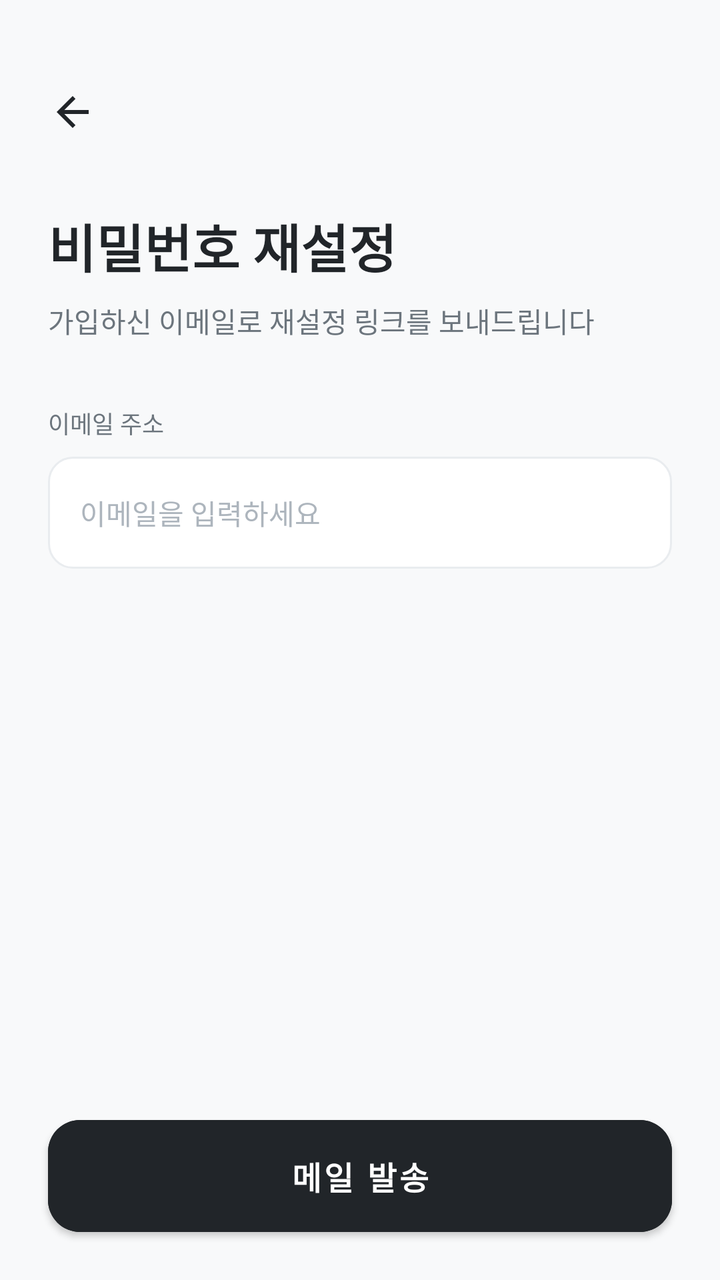
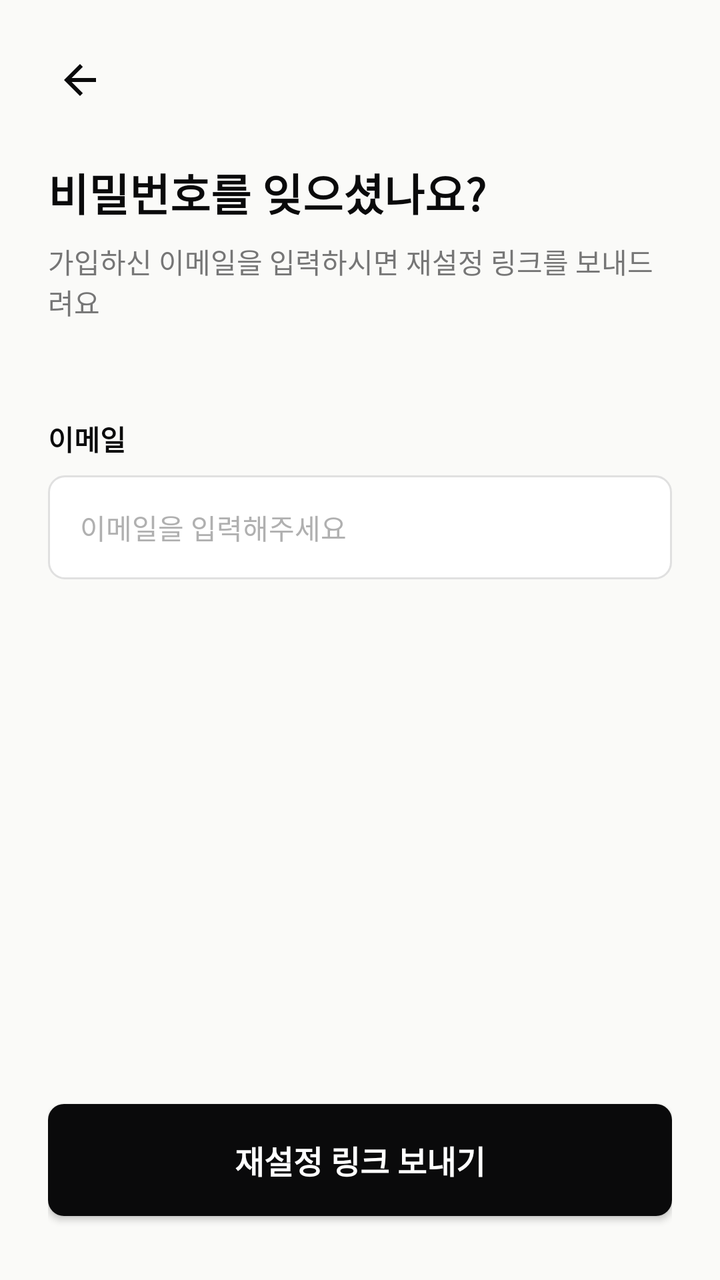

Two renders of the same Android screen: before a commit and after it. Below are the layout's source before the change and the commit's diff.
<!-- AndroidManifest.xml: application theme Theme.WHSAfterMate -->
<!-- res/layout/fragment_reset_password.xml -->
<?xml version="1.0" encoding="utf-8"?>
<FrameLayout xmlns:android="http://schemas.android.com/apk/res/android"
    xmlns:app="http://schemas.android.com/apk/res-auto"
    android:layout_width="match_parent"
    android:layout_height="match_parent"
    android:background="@color/background_gray">

    <androidx.constraintlayout.widget.ConstraintLayout
        android:layout_width="match_parent"
        android:layout_height="match_parent">

        <ScrollView
            android:layout_width="match_parent"
            android:layout_height="0dp"
            android:fillViewport="true"
            app:layout_constraintBottom_toTopOf="@+id/btnSendResetLink"
            app:layout_constraintTop_toTopOf="parent">

            <LinearLayout
                android:layout_width="match_parent"
                android:layout_height="wrap_content"
                android:orientation="vertical"
                android:padding="24dp">

                <ImageView
                    android:id="@+id/btnBack"
                    android:layout_width="48dp"
                    android:layout_height="48dp"
                    android:layout_marginTop="8dp"
                    android:layout_marginStart="-12dp"
                    android:padding="12dp"
                    android:background="?attr/selectableItemBackgroundBorderless"
                    android:clickable="true"
                    android:focusable="true"
                    android:src="@drawable/ic_arrow_back"
                    app:tint="@color/text_primary"
                    android:contentDescription="@string/app_name" />

                <TextView
                    android:layout_width="wrap_content"
                    android:layout_height="wrap_content"
                    android:layout_marginTop="24dp"
                    android:text="@string/reset_password_title"
                    android:textColor="@color/text_primary"
                    android:textSize="26sp"
                    android:textStyle="bold" />

                <TextView
                    android:layout_width="wrap_content"
                    android:layout_height="wrap_content"
                    android:layout_marginTop="8dp"
                    android:text="@string/reset_password_subtitle"
                    android:textColor="@color/text_secondary"
                    android:textSize="14sp" />

                <TextView
                    android:layout_width="wrap_content"
                    android:layout_height="wrap_content"
                    android:layout_marginTop="32dp"
                    android:text="@string/label_email"
                    android:textColor="@color/text_secondary"
                    android:textSize="12sp" />

                <EditText
                    android:id="@+id/etResetEmail"
                    android:layout_width="match_parent"
                    android:layout_height="56dp"
                    android:layout_marginTop="8dp"
                    android:background="@drawable/bg_login_input"
                    android:hint="@string/hint_email"
                    android:inputType="textEmailAddress"
                    android:paddingHorizontal="16dp"
                    android:textColor="@color/text_primary"
                    android:textColorHint="@color/input_hint"
                    android:textSize="14sp"
                    android:importantForAutofill="no" />

            </LinearLayout>
        </ScrollView>

        <com.google.android.material.button.MaterialButton
            android:id="@+id/btnSendResetLink"
            android:layout_width="match_parent"
            android:layout_height="56dp"
            android:layout_margin="24dp"
            android:backgroundTint="@color/text_primary"
            android:insetTop="0dp"
            android:insetBottom="0dp"
            android:text="@string/reset_password_button"
            android:textColor="@color/white"
            android:textSize="16sp"
            android:textStyle="bold"
            app:cornerRadius="16dp"
            app:layout_constraintBottom_toBottomOf="parent" />

    </androidx.constraintlayout.widget.ConstraintLayout>

    <ProgressBar
        android:id="@+id/pbResetLoading"
        android:layout_width="wrap_content"
        android:layout_height="wrap_content"
        android:layout_gravity="center"
        android:visibility="gone" />

</FrameLayout>
<!-- resources referenced by this layout -->
<resources>
  <color name="background_gray">#F8F9FA</color>
  <color name="input_hint">#ADB5BD</color>
  <color name="text_primary">#212529</color>
  <color name="text_secondary">#6C757D</color>
  <color name="white">#FFFFFFFF</color>
  <!-- drawable bg_login_input (drawable) -->
  <?xml version="1.0" encoding="utf-8"?>
  <shape xmlns:android="http://schemas.android.com/apk/res/android"
      android:shape="rectangle">
      <solid android:color="@color/white" />
      <corners android:radius="12dp" />
      <stroke
          android:width="1dp"
          android:color="#E9ECEF" />
  </shape>
  <!-- drawable ic_arrow_back (drawable) -->
  <vector xmlns:android="http://schemas.android.com/apk/res/android"
      android:width="24dp"
      android:height="24dp"
      android:viewportWidth="24"
      android:viewportHeight="24">
      <path
          android:fillColor="#000000"
          android:pathData="M20,11H7.83l5.59,-5.59L12,4l-8,8 8,8 1.41,-1.41L7.83,13H20v-2z" />
  </vector>
  <string name="app_name">WHS_After_Mate</string>
  <string name="hint_email">이메일을 입력하세요</string>
  <string name="label_email">이메일 주소</string>
  <string name="reset_password_button">메일 발송</string>
  <string name="reset_password_subtitle">가입하신 이메일로 재설정 링크를 보내드립니다</string>
  <string name="reset_password_title">비밀번호 재설정</string>
  <style name="Theme.WHSAfterMate" parent="Theme.MaterialComponents.DayNight.DarkActionBar">
          
          <item name="colorPrimary">@color/purple_500</item>
          <item name="colorPrimaryVariant">@color/purple_700</item>
          <item name="colorOnPrimary">@color/white</item>
          
          <item name="colorSecondary">@color/teal_200</item>
          <item name="colorSecondaryVariant">@color/teal_700</item>
          <item name="colorOnSecondary">@color/black</item>
          
          <item name="android:statusBarColor" tools:targetApi="l">?attr/colorPrimaryVariant</item>
      </style>
  <color name="purple_500">#FF6200EE</color>
  <color name="purple_700">#FF3700B3</color>
  <color name="teal_200">#FF03DAC5</color>
  <color name="teal_700">#FF018786</color>
  <color name="black">#FF000000</color>
</resources>

<!-- the commit's change to res/layout/fragment_reset_password.xml (unified diff, before → after) -->
@@ -1,105 +1,89 @@
 <?xml version="1.0" encoding="utf-8"?>
-<FrameLayout xmlns:android="http://schemas.android.com/apk/res/android"
+<androidx.constraintlayout.widget.ConstraintLayout xmlns:android="http://schemas.android.com/apk/res/android"
     xmlns:app="http://schemas.android.com/apk/res-auto"
+    xmlns:tools="http://schemas.android.com/tools"
     android:layout_width="match_parent"
     android:layout_height="match_parent"
-    android:background="@color/background_gray">
+    android:background="@color/background"
+    android:padding="24dp"
+    tools:context=".ui.auth.ResetPasswordFragment">
 
-    <androidx.constraintlayout.widget.ConstraintLayout
-        android:layout_width="match_parent"
-        android:layout_height="match_parent">
-
-        <ScrollView
-            android:layout_width="match_parent"
-            android:layout_height="0dp"
-            android:fillViewport="true"
-            app:layout_constraintBottom_toTopOf="@+id/btnSendResetLink"
-            app:layout_constraintTop_toTopOf="parent">
-
-            <LinearLayout
-                android:layout_width="match_parent"
-                android:layout_height="wrap_content"
-                android:orientation="vertical"
-                android:padding="24dp">
-
-                <ImageView
-                    android:id="@+id/btnBack"
-                    android:layout_width="48dp"
-                    android:layout_height="48dp"
-                    android:layout_marginTop="8dp"
-                    android:layout_marginStart="-12dp"
-                    android:padding="12dp"
-                    android:background="?attr/selectableItemBackgroundBorderless"
-                    android:clickable="true"
-                    android:focusable="true"
-                    android:src="@drawable/ic_arrow_back"
-                    app:tint="@color/text_primary"
-                    android:contentDescription="@string/app_name" />
-
-                <TextView
-                    android:layout_width="wrap_content"
-                    android:layout_height="wrap_content"
-                    android:layout_marginTop="24dp"
-                    android:text="@string/reset_password_title"
-                    android:textColor="@color/text_primary"
-                    android:textSize="26sp"
-                    android:textStyle="bold" />
-
-                <TextView
-                    android:layout_width="wrap_content"
-                    android:layout_height="wrap_content"
-                    android:layout_marginTop="8dp"
-                    android:text="@string/reset_password_subtitle"
-                    android:textColor="@color/text_secondary"
-                    android:textSize="14sp" />
-
-                <TextView
-                    android:layout_width="wrap_content"
-                    android:layout_height="wrap_content"
-                    android:layout_marginTop="32dp"
-                    android:text="@string/label_email"
-                    android:textColor="@color/text_secondary"
-                    android:textSize="12sp" />
-
-                <EditText
-                    android:id="@+id/etResetEmail"
-                    android:layout_width="match_parent"
-                    android:layout_height="56dp"
-                    android:layout_marginTop="8dp"
-                    android:background="@drawable/bg_login_input"
-                    android:hint="@string/hint_email"
-                    android:inputType="textEmailAddress"
-                    android:paddingHorizontal="16dp"
-                    android:textColor="@color/text_primary"
-                    android:textColorHint="@color/input_hint"
-                    android:textSize="14sp"
-                    android:importantForAutofill="no" />
-
-            </LinearLayout>
-        </ScrollView>
-
-        <com.google.android.material.button.MaterialButton
-            android:id="@+id/btnSendResetLink"
-            android:layout_width="match_parent"
-            android:layout_height="56dp"
-            android:layout_margin="24dp"
-            android:backgroundTint="@color/text_primary"
-            android:insetTop="0dp"
-            android:insetBottom="0dp"
-            android:text="@string/reset_password_button"
-            android:textColor="@color/white"
-            android:textSize="16sp"
-            android:textStyle="bold"
-            app:cornerRadius="16dp"
-            app:layout_constraintBottom_toBottomOf="parent" />
-
-    </androidx.constraintlayout.widget.ConstraintLayout>
-
-    <ProgressBar
-        android:id="@+id/pbResetLoading"
+    
+    <ImageView
+        android:id="@+id/btnBack"
         android:layout_width="wrap_content"
         android:layout_height="wrap_content"
-        android:layout_gravity="center"
-        android:visibility="gone" />
+        android:src="@drawable/ic_back"
+        android:padding="4dp"
+        app:layout_constraintStart_toStartOf="parent"
+        app:layout_constraintTop_toTopOf="parent" />
 
-</FrameLayout>
+    
+    <TextView
+        android:id="@+id/tvTitle"
+        android:layout_width="wrap_content"
+        android:layout_height="wrap_content"
+        android:layout_marginTop="24dp"
+        android:text="비밀번호를 잊으셨나요?"
+        android:textColor="@color/whs_black"
+        android:textSize="22sp"
+        android:textStyle="bold"
+        app:layout_constraintStart_toStartOf="parent"
+        app:layout_constraintTop_toBottomOf="@id/btnBack" />
+
+    <TextView
+        android:id="@+id/tvSubtitle"
+        android:layout_width="0dp"
+        android:layout_height="wrap_content"
+        android:layout_marginTop="8dp"
+        android:text="가입하신 이메일을 입력하시면 재설정 링크를 보내드려요"
+        android:textColor="@color/gray_text_label"
+        android:textSize="14sp"
+        app:layout_constraintEnd_toEndOf="parent"
+        app:layout_constraintStart_toStartOf="parent"
+        app:layout_constraintTop_toBottomOf="@id/tvTitle" />
+
+    
+    <TextView
+        android:id="@+id/tvEmailLabel"
+        android:layout_width="wrap_content"
+        android:layout_height="wrap_content"
+        android:layout_marginTop="48dp"
+        android:text="이메일"
+        android:textColor="@color/whs_black"
+        android:textSize="14sp"
+        android:textStyle="bold"
+        app:layout_constraintStart_toStartOf="parent"
+        app:layout_constraintTop_toBottomOf="@id/tvSubtitle" />
+
+    <EditText
+        android:id="@+id/etEmail"
+        android:layout_width="0dp"
+        android:layout_height="52dp"
+        android:layout_marginTop="8dp"
+        android:background="@drawable/bg_edittext"
+        android:hint="이메일을 입력해주세요"
+        android:inputType="textEmailAddress"
+        android:paddingHorizontal="16dp"
+        android:textSize="14sp"
+        android:textColorHint="@color/gray_text_hint"
+        app:layout_constraintEnd_toEndOf="parent"
+        app:layout_constraintStart_toStartOf="parent"
+        app:layout_constraintTop_toBottomOf="@id/tvEmailLabel" />
+
+    
+    <androidx.appcompat.widget.AppCompatButton
+        android:id="@+id/btnSendResetLink"
+        android:layout_width="0dp"
+        android:layout_height="56dp"
+        android:layout_marginBottom="8dp"
+        android:background="@drawable/bg_button_black"
+        android:text="재설정 링크 보내기"
+        android:textColor="@color/white"
+        android:textSize="16sp"
+        android:textStyle="bold"
+        app:layout_constraintBottom_toBottomOf="parent"
+        app:layout_constraintEnd_toEndOf="parent"
+        app:layout_constraintStart_toStartOf="parent" />
+
+</androidx.constraintlayout.widget.ConstraintLayout>
<!-- resource entries referenced after the edit -->
@@ -1,36 +1,36 @@
 <!-- resources referenced by this layout -->
 <resources>
-  <color name="background_gray">#F8F9FA</color>
-  <color name="input_hint">#ADB5BD</color>
-  <color name="text_primary">#212529</color>
-  <color name="text_secondary">#6C757D</color>
+  <color name="background">#FAFAF8</color>
+  <color name="gray_text_hint">#B0B0B0</color>
+  <color name="gray_text_label">#767676</color>
   <color name="white">#FFFFFFFF</color>
-  <!-- drawable bg_login_input (drawable) -->
+  <color name="whs_black">#0A0A0B</color>
+  <!-- drawable bg_button_black (drawable) -->
   <?xml version="1.0" encoding="utf-8"?>
-  <shape xmlns:android="http://schemas.android.com/apk/res/android"
-      android:shape="rectangle">
+  <shape xmlns:android="http://schemas.android.com/apk/res/android">
+      <solid android:color="@color/whs_black" />
+      <corners android:radius="8dp" />
+  </shape>
+  <!-- drawable bg_edittext (drawable) -->
+  <?xml version="1.0" encoding="utf-8"?>
+  <shape xmlns:android="http://schemas.android.com/apk/res/android">
       <solid android:color="@color/white" />
-      <corners android:radius="12dp" />
       <stroke
           android:width="1dp"
-          android:color="#E9ECEF" />
+          android:color="@color/gray_border" />
+      <corners android:radius="8dp" />
   </shape>
-  <!-- drawable ic_arrow_back (drawable) -->
+  <!-- drawable ic_back (drawable) -->
+  <?xml version="1.0" encoding="utf-8"?>
   <vector xmlns:android="http://schemas.android.com/apk/res/android"
       android:width="24dp"
       android:height="24dp"
       android:viewportWidth="24"
       android:viewportHeight="24">
       <path
-          android:fillColor="#000000"
+          android:fillColor="@color/whs_black"
           android:pathData="M20,11H7.83l5.59,-5.59L12,4l-8,8 8,8 1.41,-1.41L7.83,13H20v-2z" />
   </vector>
-  <string name="app_name">WHS_After_Mate</string>
-  <string name="hint_email">이메일을 입력하세요</string>
-  <string name="label_email">이메일 주소</string>
-  <string name="reset_password_button">메일 발송</string>
-  <string name="reset_password_subtitle">가입하신 이메일로 재설정 링크를 보내드립니다</string>
-  <string name="reset_password_title">비밀번호 재설정</string>
   <style name="Theme.WHSAfterMate" parent="Theme.MaterialComponents.DayNight.DarkActionBar">
           
           <item name="colorPrimary">@color/purple_500</item>
@@ -43,6 +43,7 @@
           
           <item name="android:statusBarColor" tools:targetApi="l">?attr/colorPrimaryVariant</item>
       </style>
+  <color name="gray_border">#E0E0E0</color>
   <color name="purple_500">#FF6200EE</color>
   <color name="purple_700">#FF3700B3</color>
   <color name="teal_200">#FF03DAC5</color>
